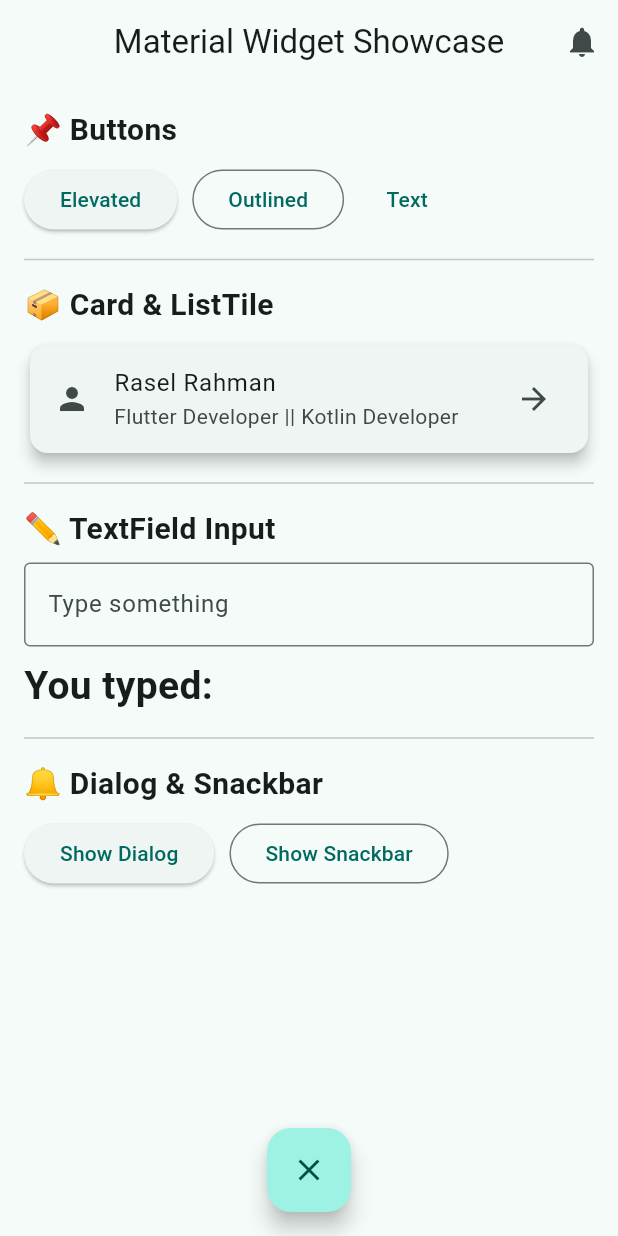
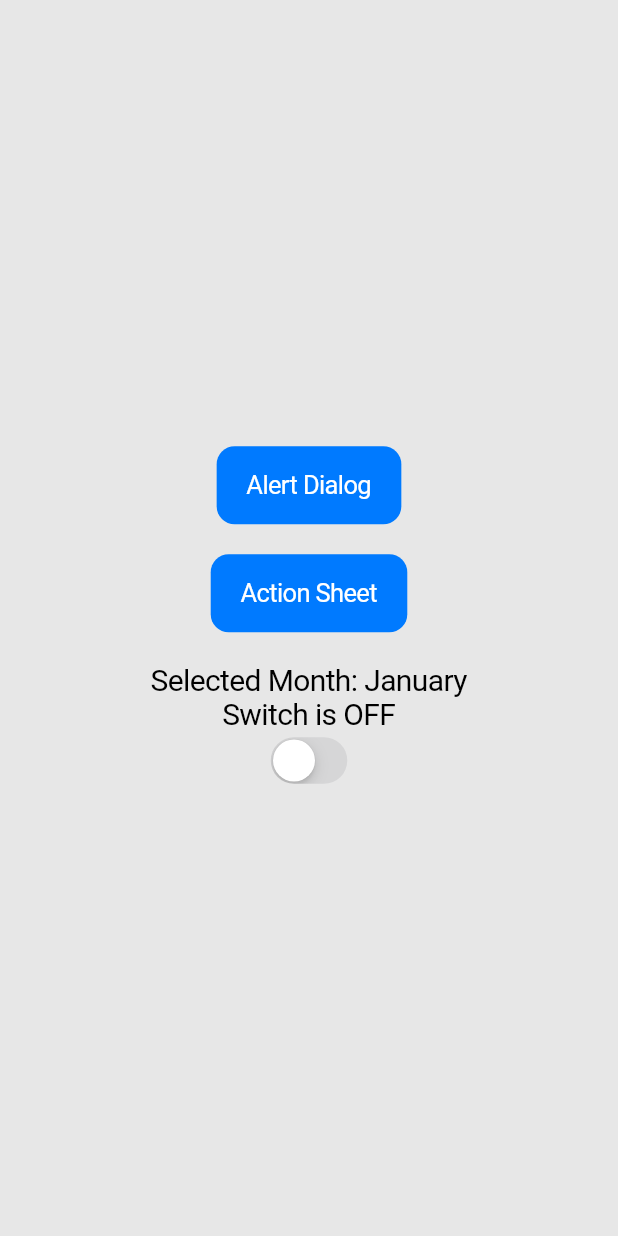
Before and after one commit to rasel-093/Flutter_Basic, a Flutter app: the screen it shows after launch, on a phone screen of 412 x 824 dp. Run offline on Flutter 3.47's test engine with Material 3 defaults, Android fonts, the phone set to English and light mode, and no system bars; our stand-ins replace styled_widget.

Commit message:
Cupertino completed

```diff
--- a/lib/main.dart
+++ b/lib/main.dart
@@ -4,11 +4,14 @@ import 'package:flutter_basic/statefulwidget/StatefulWidget.dart';
 import 'package:flutter_basic/stateless_widget/StatelessWidget.dart';
 import 'package:flutter_basic/styled_widget/StyledWidget.dart';
 import 'package:flutter_basic/material_widget/MaterialWidget.dart';
+import 'package:flutter_basic/widget/cupertino_widget/CupertinoWidget.dart';
 
 void main() {
+  WidgetsFlutterBinding.ensureInitialized();
   //runApp(const MyResponsiveApp());
   //runApp(const StatelesswidgetApp());
   //runApp(const StatefulWidgetApp());
   //runApp(const StyledWidgetApp());
-  runApp(const MaterialShowcaseApp());
+  //runApp(const MaterialShowcaseApp());
+  runApp(const CupertinoAppDemo());
 }
--- /dev/null
+++ b/lib/widget/cupertino_widget/CupertinoWidget.dart
@@ -0,0 +1,158 @@
+import 'dart:math';
+
+import 'package:flutter/cupertino.dart';
+
+// https://docs.flutter.dev/ui/widgets/cupertino
+class CupertinoAppDemo extends StatelessWidget {
+  const CupertinoAppDemo({super.key});
+
+  @override
+  Widget build(BuildContext context) {
+    return const CupertinoApp(
+      title: "Cupertino Widget Demo",
+      home: HomeScreen(),
+      debugShowCheckedModeBanner: false,
+    );
+  }
+}
+
+class HomeScreen extends StatefulWidget {
+  const HomeScreen({super.key});
+  @override
+  State<HomeScreen> createState() => _HomeScreen();
+}
+
+class _HomeScreen extends State<HomeScreen> {
+  bool isSwitched = false;
+  String selectedMonth = "January"; // Default value for selected month
+  @override
+  Widget build(BuildContext context) {
+    return cupertinoWidgetScreen(context);
+  }
+
+  Widget cupertinoWidgetScreen(BuildContext context) {
+    return Container(
+      padding: const EdgeInsets.all(16.0),
+      child: Column(
+        mainAxisAlignment: MainAxisAlignment.center,
+        children: [
+          cupertinoButton(context, "Alert Dialog", () {
+            showCupertinoDialog(
+              context: context,
+              builder:
+                  (context) => CupertinoAlertDialog(
+                    title: const Text("Alert Dialog"),
+                    content: const Text("This is a Cupertino AlertDialog."),
+                    actions: [
+                      CupertinoDialogAction(
+                        onPressed: () {
+                          Navigator.pop(context);
+                        },
+                        child: const Text("Close"),
+                      ),
+                      CupertinoDialogAction(
+                        onPressed: () {
+                          Navigator.pop(context);
+                        },
+                        child: const Text("Confirm"),
+                      ),
+                    ],
+                  ),
+            );
+          }),
+          const SizedBox(height: 20),
+          cupertinoButton(context, "Action Sheet", () {
+            showActionSheet(context, (month) {
+              setState(() {
+                selectedMonth = month;
+              });
+            });
+          }),
+          const SizedBox(height: 20),
+          Text(
+            "Selected Month: $selectedMonth",
+            style: const TextStyle(fontSize: 20),
+          ),
+          Text(
+            "Switch is ${isSwitched ? 'ON' : 'OFF'}",
+            style: const TextStyle(fontSize: 20),
+          ),
+          CupertinoSwitch(
+            value: isSwitched,
+            onChanged: (value) {
+              setState(() {
+                isSwitched = value;
+              });
+            },
+          ),
+        ],
+      ),
+    );
+  }
+}
+
+cupertinoButton(BuildContext context, String btnText, Function onClick) {
+  return CupertinoButton(
+    color: CupertinoColors.activeBlue,
+    child: Text(btnText, style: TextStyle(color: CupertinoColors.white)),
+    onPressed: () {
+      onClick();
+    },
+  );
+}
+
+showActionSheet(BuildContext context, Function(String) onSelect) {
+  showCupertinoModalPopup<void>(
+    context: context,
+    builder:
+        (BuildContext context) => CupertinoActionSheet(
+          title: const Text('Select Month'),
+          message: const Text('Select a month from the list below.'),
+          actions: <CupertinoActionSheetAction>[
+            CupertinoActionSheetAction(
+              isDefaultAction: true,
+              onPressed: () {
+                onSelect('January');
+                Navigator.pop(context);
+              },
+              child: const Text('January'),
+            ),
+            CupertinoActionSheetAction(
+              onPressed: () {
+                onSelect('February');
+                Navigator.pop(context);
+              },
+              child: const Text('February'),
+            ),
+            CupertinoActionSheetAction(
+              onPressed: () {
+                onSelect('March');
+                Navigator.pop(context);
+              },
+              child: const Text('March'),
+            ),
+            CupertinoActionSheetAction(
+              onPressed: () {
+                onSelect('April');
+                Navigator.pop(context);
+              },
+              child: const Text('April'),
+            ),
+            CupertinoActionSheetAction(
+              onPressed: () {
+                onSelect('May');
+                Navigator.pop(context);
+              },
+              child: const Text('May'),
+            ),
+            CupertinoActionSheetAction(
+              onPressed: () {
+                onSelect('June');
+                Navigator.pop(context);
+              },
+              child: const Text('June'),
+            ),
+          ],
+        ),
+  );
+}
```
